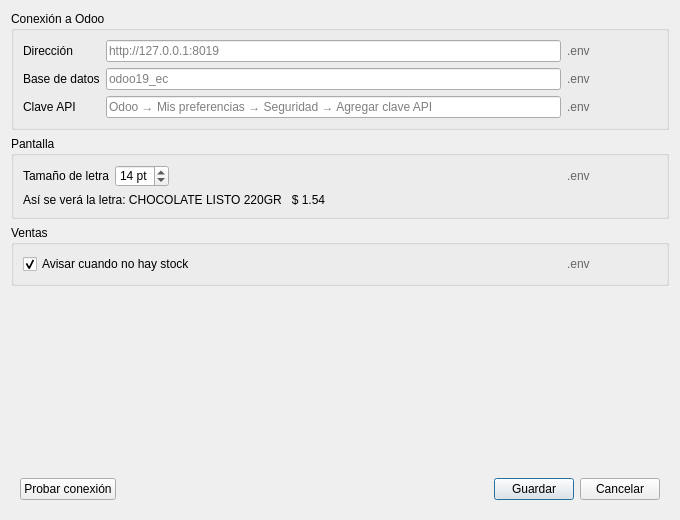
Qt form src/sucker_punch/views/ui/settings.ui (Tickey0/sucker-punch_ODOO) before a commit.
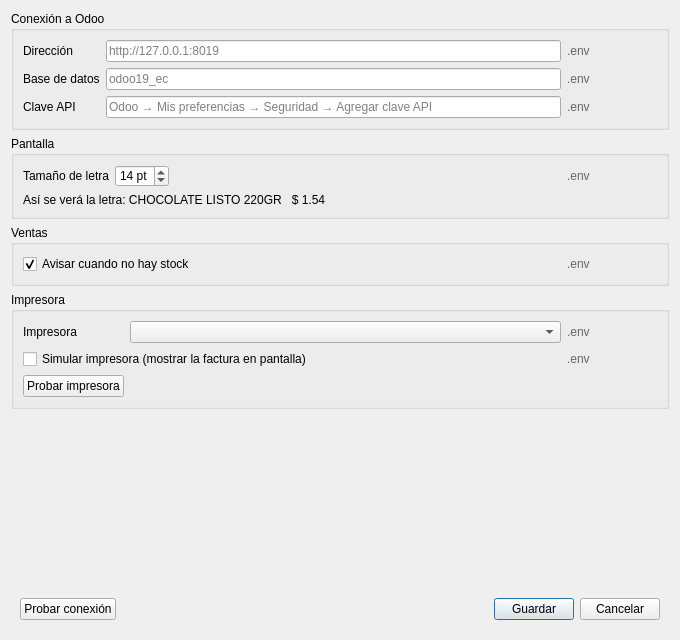
The same form after that commit.

Commit message: [ADD] Printed invoice and printer simulation

Diff of the .ui file:
```diff
--- a/src/sucker_punch/views/ui/settings.ui
+++ b/src/sucker_punch/views/ui/settings.ui
@@ -7,7 +7,7 @@
     <x>0</x>
     <y>0</y>
     <width>680</width>
-    <height>520</height>
+    <height>640</height>
    </rect>
   </property>
   <property name="windowTitle">
@@ -16,7 +16,8 @@
   <property name="styleSheet">
    <string notr="true">QLabel#lbl_url_source, QLabel#lbl_database_source,
 QLabel#lbl_api_key_source, QLabel#lbl_font_size_source,
-QLabel#lbl_stock_warning_source {
+QLabel#lbl_stock_warning_source, QLabel#lbl_printer_source,
+QLabel#lbl_printer_simulate_source {
 	color: #666666;
 }
 /* La casilla crece con el tamaño de letra (1em = alto de la letra) */
@@ -223,6 +224,87 @@
      </layout>
     </widget>
    </item>
+   <item>
+    <widget class="QGroupBox" name="group_printer">
+     <property name="title">
+      <string>Impresora</string>
+     </property>
+     <layout class="QGridLayout" name="gridLayout_4" columnstretch="0,1,0">
+      <item row="0" column="0">
+       <widget class="QLabel" name="lbl_printer">
+        <property name="text">
+         <string>Impresora</string>
+        </property>
+        <property name="buddy">
+         <cstring>cmb_printer</cstring>
+        </property>
+       </widget>
+      </item>
+      <item row="0" column="1">
+       <widget class="QComboBox" name="cmb_printer">
+        <property name="toolTip">
+         <string>Impresora instalada en Windows donde sale la factura al guardar</string>
+        </property>
+       </widget>
+      </item>
+      <item row="0" column="2">
+       <widget class="QLabel" name="lbl_printer_source">
+        <property name="minimumSize">
+         <size>
+          <width>90</width>
+          <height>0</height>
+         </size>
+        </property>
+        <property name="toolTip">
+         <string>De dónde se lee: Sistema (variable de entorno) o .env (archivo junto al programa)</string>
+        </property>
+        <property name="text">
+         <string>.env</string>
+        </property>
+       </widget>
+      </item>
+      <item row="1" column="0" colspan="2">
+       <widget class="QCheckBox" name="chk_printer_simulate">
+        <property name="toolTip">
+         <string>Encendido: al guardar se muestra la factura en pantalla como saldría impresa, sin mandarla a la impresora.</string>
+        </property>
+        <property name="text">
+         <string>Simular impresora (mostrar la factura en pantalla)</string>
+        </property>
+       </widget>
+      </item>
+      <item row="1" column="2">
+       <widget class="QLabel" name="lbl_printer_simulate_source">
+        <property name="minimumSize">
+         <size>
+          <width>90</width>
+          <height>0</height>
+         </size>
+        </property>
+        <property name="toolTip">
+         <string>De dónde se lee: Sistema (variable de entorno) o .env (archivo junto al programa)</string>
+        </property>
+        <property name="text">
+         <string>.env</string>
+        </property>
+       </widget>
+      </item>
+      <item row="2" column="0">
+       <widget class="QPushButton" name="push_test_printer">
+        <property name="toolTip">
+         <string>Imprime (o muestra, con Simular impresora) una factura de ejemplo</string>
+        </property>
+        <property name="text">
+         <string>Probar impresora</string>
+        </property>
+        <property name="autoDefault">
+         <bool>false</bool>
+        </property>
+       </widget>
+      </item>
+     </layout>
+    </widget>
+   </item>
    <item>
     <widget class="QLabel" name="lbl_status">
      <property name="text">
```
Left out of the diff: 3 changed lines with no effect on the pictures. The commit also changes 24 other files.
